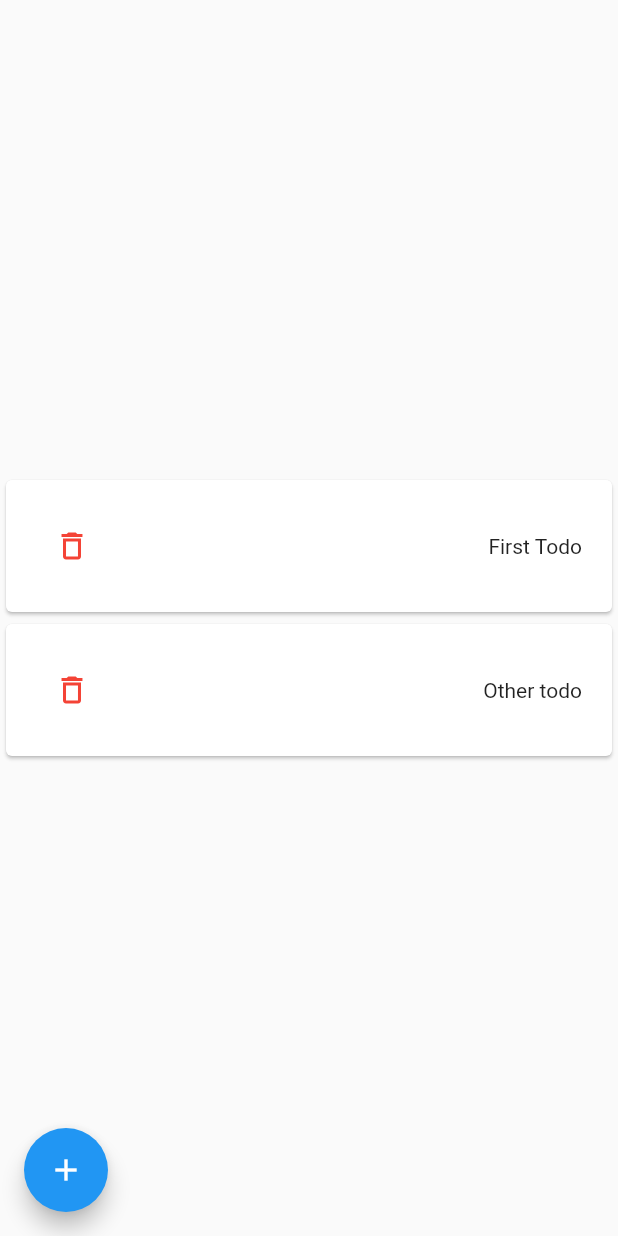
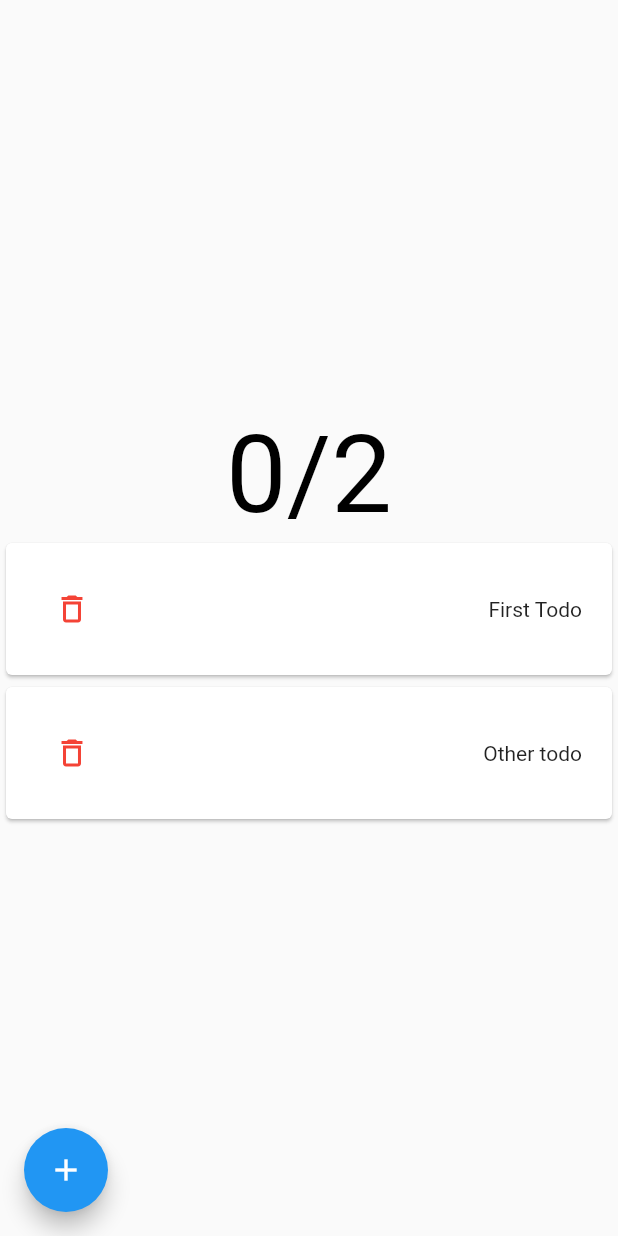
Before and after one commit to seif-baazouzi/todosapp, a Flutter app: the screen it shows after launch, after a tap on "First Todo", on a phone screen of 412 x 824 dp. Run offline on Flutter 3.47's test engine with Material 2 defaults, Android fonts, the phone set to English and light mode, and no system bars.

Commit message:
add todos status widget

```diff
--- a/lib/Widgets/todo-card.dart
+++ b/lib/Widgets/todo-card.dart
@@ -22,8 +22,6 @@ class TodoCard extends StatelessWidget {
       child: Card(
         child: Container(
           padding: const EdgeInsetsDirectional.all(20),
-          child: Directionality(
-            textDirection: TextDirection.rtl,
           child: Row(
               mainAxisAlignment: MainAxisAlignment.spaceBetween,
               children: <Widget>[
@@ -46,7 +44,6 @@ class TodoCard extends StatelessWidget {
               ]),
         ),
       ),
-      ),
     );
   }
 }
--- /dev/null
+++ b/lib/Widgets/todos-status.dart
@@ -0,0 +1,27 @@
+import 'package:flutter/material.dart';
+import 'package:todosapp/Models/todo.dart';
+import 'package:todosapp/lang.dart';
+
+class TodosStatus extends StatelessWidget {
+  final List<Todo> todos;
+  int _doneTodos = 0;
+
+  TodosStatus({super.key, required this.todos}) {
+    _doneTodos = 0;
+    for (var todo in todos) {
+      if (todo.done) _doneTodos++;
+    }
+  }
+
+  @override
+  Widget build(BuildContext context) {
+    return Text(
+      "$_doneTodos/${todos.length}",
+      textAlign: TextAlign.center,
+      style: TextStyle(
+        fontSize: 72,
+        color: _doneTodos == todos.length ? Colors.green : Colors.black,
+      ),
+    );
+  }
+}
--- a/lib/main.dart
+++ b/lib/main.dart
@@ -2,6 +2,7 @@ import 'package:flutter/material.dart';
 import 'package:todosapp/Models/todo.dart';
 import 'package:todosapp/Widgets/add-todo.dart';
 import 'package:todosapp/Widgets/todos-list.dart';
+import 'package:todosapp/Widgets/todos-status.dart';
 
 void main() {
   runApp(const MyApp());
@@ -41,10 +42,16 @@ class _MyHomePageState extends State<MyHomePage> {
       textDirection: TextDirection.rtl,
       child: Scaffold(
         body: Center(
-          child: TodosList(
-            todos: todos,
-            toggleTodoDone: _toggleTodoDone,
-            deleteTodo: _deleteTodo,
+          child: Column(
+            mainAxisAlignment: MainAxisAlignment.center,
+            children: <Widget>[
+              TodosStatus(todos: todos),
+              TodosList(
+                todos: todos,
+                toggleTodoDone: _toggleTodoDone,
+                deleteTodo: _deleteTodo,
+              ),
+            ],
           ),
         ),
         floatingActionButton: FloatingActionButton(
```
Lines whose indentation alone changed are shown as unchanged.
